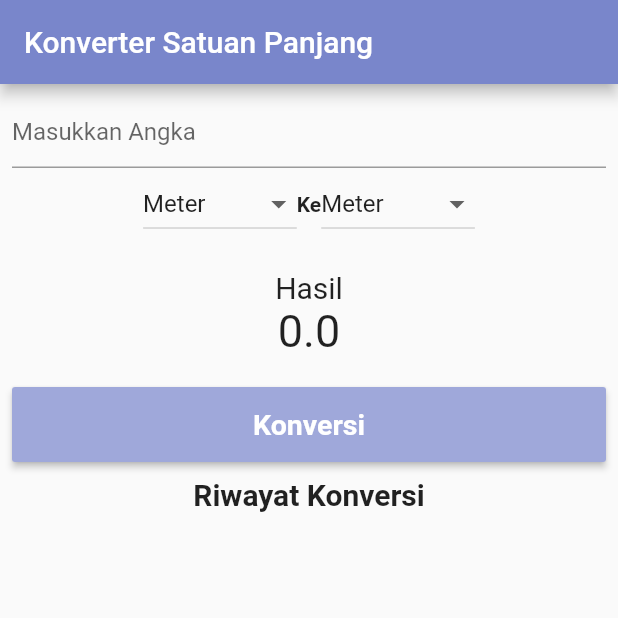
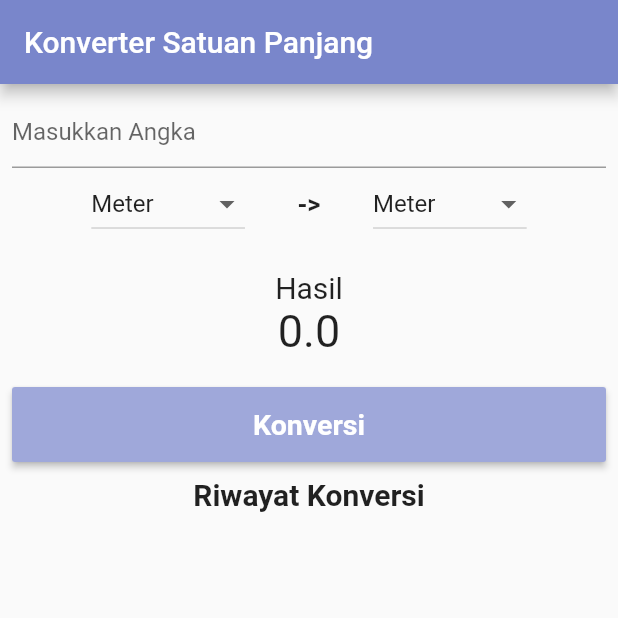
Before and after one commit to tsaniarisqi/kuis_mobile_flutter_konversi_satuan_panjang, a Flutter app: the screen it shows after launch, on a phone screen of 412 x 824 dp, the top half of it. Run offline on Flutter 3.47's test engine with Material 2 defaults, Android fonts, the phone set to English and light mode, and no system bars.

Commit message:
Menambahkan margin dan keterangan pada dropdown

```diff
--- a/lib/main.dart
+++ b/lib/main.dart
@@ -30,6 +30,7 @@ class _MyAppState extends State<MyApp> {
   // list
   var listItem = {"Centimeter", "Kilometer", "Meter", "Milimeter"};
 
+  // fungsi dropdownOnChangedInput digunakan ketika user melakukan perubahan pada dropdownButton
   void dropdownOnChangedInput(String changeValue) {
     setState(() {
       _newValueInput = changeValue;
@@ -37,6 +38,7 @@ class _MyAppState extends State<MyApp> {
     });
   }
 
+  // fungsi dropdownOnChangedResult digunakan ketika user melakukan perubahan pada dropdownButton
   void dropdownOnChangedResult(String changeValue) {
     setState(() {
       _newValueResult = changeValue;
@@ -90,7 +92,8 @@ class _MyAppState extends State<MyApp> {
         }
       }
       // untuk menampilkan hasil riwayat
-      listViewItem.add("$_inputUser $_newValueInput = $_result $_newValueResult");
+      listViewItem
+          .add("$_inputUser $_newValueInput = $_result $_newValueResult");
     });
   }
 
@@ -125,35 +128,70 @@ class _MyAppState extends State<MyApp> {
                 child: Row(
                   mainAxisAlignment: MainAxisAlignment.center,
                   children: [
-                    DropdownButton<String>(
+                    Container(
+                      margin: EdgeInsets.only(right: 15),
+                      // Margin untuk megatur jarak container dengan widget lainnya
+                      // (hanya bagian kanan sebesar 15)
+                      child: DropdownButton<String>(
+                        // String untuk memberi tipe data value dari dropdown adalah
+                        // bertipe sting
                         items: listItem.map((String value) {
+                          // ListItem.map ((String(value) untuk melakukan iterasi untuk
+                          // setiap item dari listItem sesuai parameter bertipe String
                           return DropdownMenuItem<String>(
                             value: value,
                             child: Text(value),
                           );
                         }).toList(),
+                        // .toList() untuk mengubah item ke dalam list
                         value: _newValueInput,
+                        // value: _newValueInput untuk mengeset value pada DropdownButton
+                        // secara default
                         onChanged: (String changeValue) {
+                          // ketika user melakukan perubahan pada dropdownButton,maka akan
+                          // memanggil fungsi dropdownOnChangedInput
                           dropdownOnChanged:
                           dropdownOnChangedInput(changeValue);
                         },
                       ),
-                    Text(
-                      "Ke",
-                      style: TextStyle(fontWeight: FontWeight.bold),
                     ),
-                    DropdownButton<String>(
+                    Container(
+                      // Margin untuk megatur jarak container dengan widget lainnya
+                      // (hanya bagian kanan dan kiri sebesar 20)
+                      margin: EdgeInsets.only(right: 20, left: 20),
+                      child: Text(
+                        "->",
+                        style: TextStyle(
+                            fontSize: 17, fontWeight: FontWeight.w600),
+                        // textStyle untuk mengatur style dari text
+                      ),
+                    ),
+                    Container(
+                      margin: EdgeInsets.only(left: 15),
+                      // Margin untuk megatur jarak container dengan widget lainnya
+                      // (hanya bagian kiri sebesar 15)
+                      child: DropdownButton<String>(
+                        // String untuk memberi tipe data value dari dropdown adalah
+                        // bertipe sting
                         items: listItem.map((String value) {
+                          // ListItem.map ((String(value) untuk melakukan iterasi untuk
+                          // setiap item dari listItem sesuai parameter bertipe String
                           return DropdownMenuItem<String>(
                             value: value,
                             child: Text(value),
                           );
                         }).toList(),
+                        // .toList() untuk mengubah item ke dalam list
                         value: _newValueResult,
+                        // value:_newValueResult untuk mengeset value pada DropdownButton
+                        // secara default
                         onChanged: (String changeValue) {
+                          // ketika user melakukan perubahan pada dropdownButton, maka akan
+                          // memanggil fungsi dropdownOnChangedResult
                           dropdownOnChanged:
                           dropdownOnChangedResult(changeValue);
                         },
+                      ),
                     ),
                   ],
                 ),
@@ -198,8 +236,10 @@ class _MyAppState extends State<MyApp> {
                 ),
               ),
               Expanded(
-                child: ListView( // listView widget untuk menampilan data dalam bentuk list
-                  children: listViewItem.map((String value) { // menampilkan hail listViewItem menggunakan map
+                child: ListView(
+                  // listView widget untuk menampilan data dalam bentuk list
+                  children: listViewItem.map((String value) {
+                    // menampilkan hail listViewItem menggunakan map
                     return Container(
                         margin: EdgeInsets.all(10),
                         child: Text(
```
Lines whose indentation alone changed are shown as unchanged.
